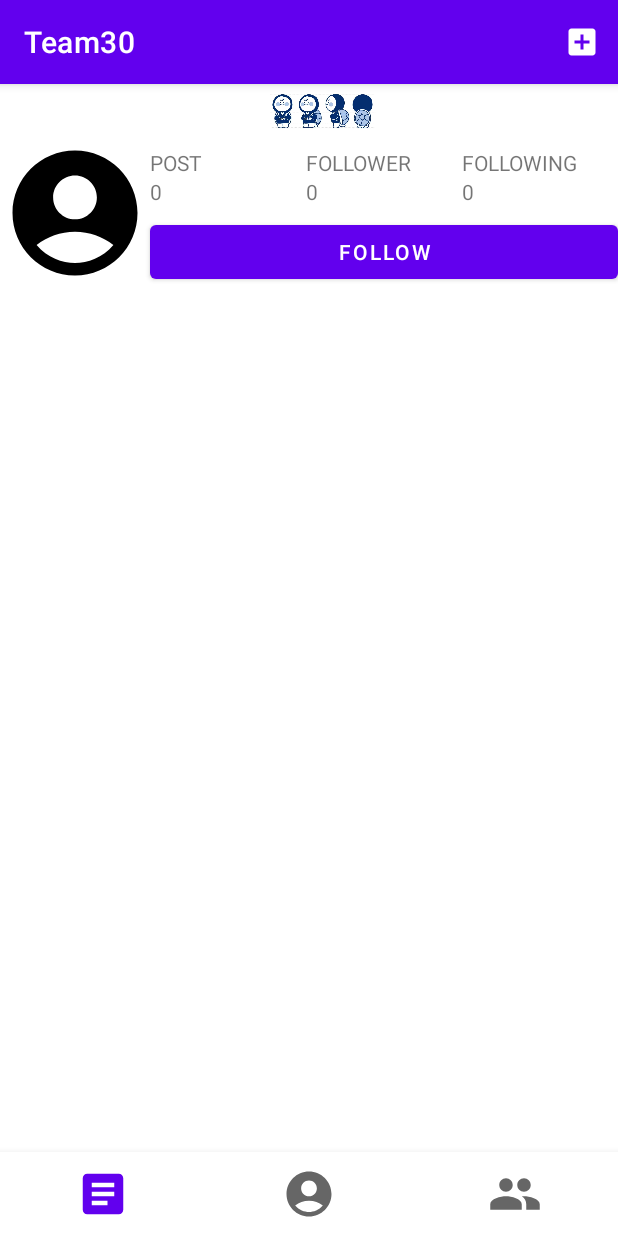
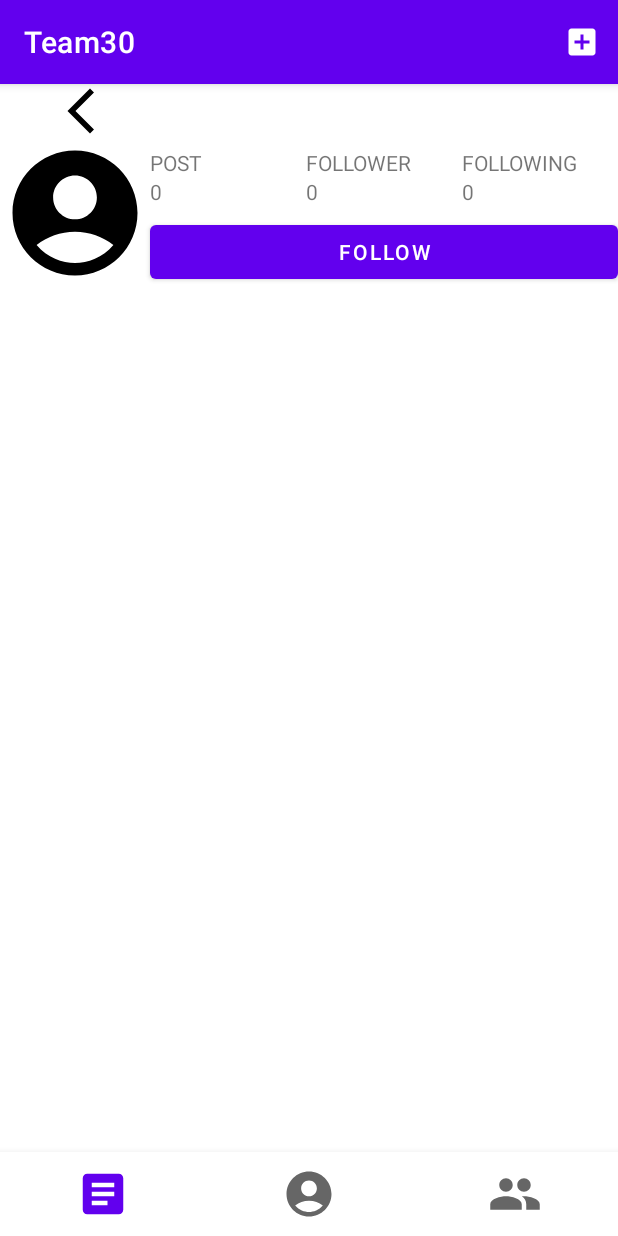
Before and after one commit to newJunsung/AdvancedMobileProgramming-Team30, an Android app: the fragment ProfileFragment placed in its activity, on a phone screen of 412 x 824 dp. Run offline under Robolectric (Android 15) with nearby library versions, the phone set to English and light mode, and no system bars; our stand-ins replace Firebase (no records; nobody signed in at launch, a user with empty details on screens opened directly).

Commit message:
피드에서 프로필 사진 클릭 시, 해당 사용자의 프로필을 볼 수 있도록 구현

```diff
--- a/app/src/main/java/com/example/team30/home/profile/ProfileFragment.kt
+++ b/app/src/main/java/com/example/team30/home/profile/ProfileFragment.kt
@@ -1,5 +1,6 @@
 package com.example.team30.home.profile
 
+import android.content.Intent
 import android.os.Bundle
 import android.util.Log
 import android.view.*
@@ -13,7 +14,10 @@ import com.bumptech.glide.request.RequestOptions
 import com.google.firebase.auth.FirebaseAuth
 import com.google.firebase.firestore.FirebaseFirestore
 import com.example.team30.R
+import com.example.team30.home.SNSActivity
+import com.example.team30.login.LoginActivity
 import com.example.team30.post.model.PostDTO
+import kotlinx.android.synthetic.main.activity_sns.*
 import kotlinx.android.synthetic.main.fragment_profile.view.*
 
 class ProfileFragment: Fragment() {
@@ -21,6 +25,7 @@ class ProfileFragment: Fragment() {
     var firestore: FirebaseFirestore? = null
     var uid: String? = null
     var auth: FirebaseAuth? = null
+    var currentUserUid: String? = null
 
     companion object {
         const val TAG: String = "프로필"
@@ -41,10 +46,30 @@ class ProfileFragment: Fragment() {
         savedInstanceState: Bundle?
     ): View? {
         fragmentView = LayoutInflater.from(activity).inflate(R.layout.fragment_profile, container, false)
-        uid = arguments?.getString("destinationUid")
-        Log.d(TAG, "${uid}")
         firestore = FirebaseFirestore.getInstance()
         auth = FirebaseAuth.getInstance()
+
+        uid = arguments?.getString("destinationUid")
+        currentUserUid = auth?.currentUser?.uid
+        if (currentUserUid == uid) {
+            fragmentView?.logout_follow_button?.text = "LOG OUT"
+            fragmentView?.logout_follow_button?.setOnClickListener {
+                activity?.finish()
+                startActivity(Intent(activity, LoginActivity::class.java))
+                auth?.signOut()
+            }
+        } else {
+            fragmentView?.logout_follow_button?.text = "FOLLOW"
+            var snsActivity = (activity as SNSActivity)
+            snsActivity.toolbar_logo?.visibility = View.GONE
+            snsActivity.toolbar_user_id?.visibility = View.VISIBLE
+            snsActivity.toolbar_user_id?.text = arguments?.getString("userID")
+            snsActivity.toolbar_back_button?.visibility = View.VISIBLE
+            snsActivity.toolbar_back_button?.setOnClickListener {
+                snsActivity.bottom_tab_bar.selectedItemId = R.id.tab_bar_feeds
+            }
+
+        }
 
         fragmentView?.user_recyclerview?.adapter = ProfileRecyclerViewAdapter()
         fragmentView?.user_recyclerview?.layoutManager = GridLayoutManager(activity, 3)
```
Also changed, not shown: app/src/main/java/com/example/team30/home/feeds/FeedsFragment.kt (+11 -0 lines), app/src/main/java/com/example/team30/login/LoginActivity.kt (+12 -0 lines).
